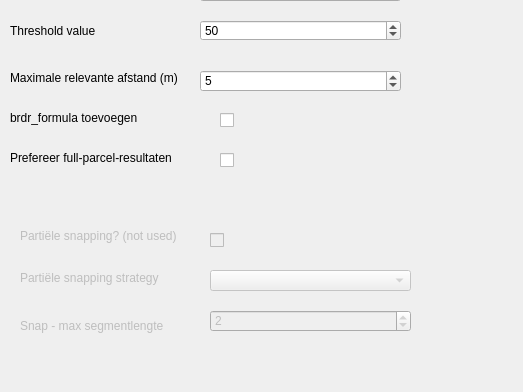
Old version of the form plugin/brdrq/brdrq_settings.ui in the repository OnroerendErfgoed/brdrQ; both pictures show x 0 to 523 and y 170 to 562 of the 523 by 562 pixel window.
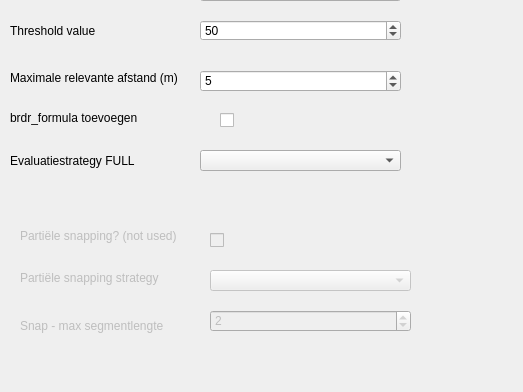
New version of the form. Custom widgets are drawn as their Qt base class.

Commit message: updated settings fullstrategy

The edit to the form file:
```diff
--- a/plugin/brdrq/brdrq_settings.ui
+++ b/plugin/brdrq/brdrq_settings.ui
@@ -296,30 +296,11 @@
      <x>10</x>
      <y>320</y>
      <width>191</width>
-     <height>16</height>
+     <height>21</height>
     </rect>
    </property>
    <property name="text">
-    <string>Prefereer full-parcel-resultaten</string>
-   </property>
-  </widget>
-  <widget class="QCheckBox" name="checkBox_full_parcel">
-   <property name="geometry">
-    <rect>
-     <x>220</x>
-     <y>320</y>
-     <width>81</width>
-     <height>20</height>
-    </rect>
-   </property>
-   <property name="text">
-    <string/>
-   </property>
-   <property name="checked">
-    <bool>false</bool>
-   </property>
-   <property name="tristate">
-    <bool>false</bool>
+    <string>Evaluatiestrategy FULL</string>
    </property>
   </widget>
   <widget class="QCheckBox" name="checkBox_formula">
@@ -354,6 +335,16 @@
     <string>brdr_formula toevoegen</string>
    </property>
   </widget>
+  <widget class="QComboBox" name="comboBox_fullstrategy">
+   <property name="geometry">
+    <rect>
+     <x>200</x>
+     <y>320</y>
+     <width>201</width>
+     <height>21</height>
+    </rect>
+   </property>
+  </widget>
  </widget>
  <customwidgets>
   <customwidget>
```
The commit also changes 7 other files.
